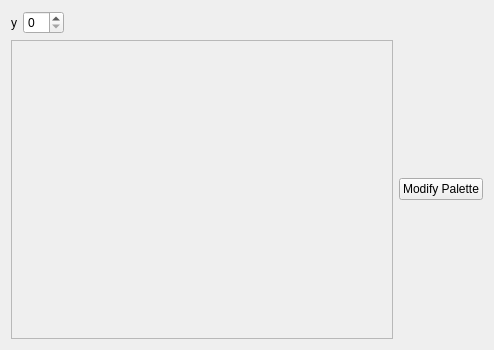
The window that src/qt/blockshowui.ui (DreamHelium/dhlrc) describes before a commit, drawn with Qt 5.
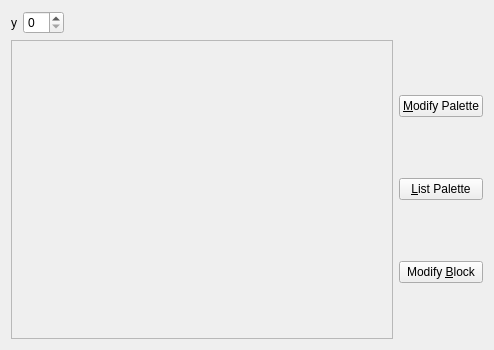
The same window after the commit.

The edit to the form file:
```diff
--- a/src/qt/blockshowui.ui
+++ b/src/qt/blockshowui.ui
@@ -61,11 +61,29 @@
       </widget>
      </item>
      <item>
-      <widget class="QPushButton" name="pushButton">
-       <property name="text">
-        <string>Modify Palette</string>
-       </property>
-      </widget>
+      <layout class="QVBoxLayout" name="verticalLayout_2">
+       <item>
+        <widget class="QPushButton" name="mpBtn">
+         <property name="text">
+          <string>&amp;Modify Palette</string>
+         </property>
+        </widget>
+       </item>
+       <item>
+        <widget class="QPushButton" name="lpBtn">
+         <property name="text">
+          <string>&amp;List Palette</string>
+         </property>
+        </widget>
+       </item>
+       <item>
+        <widget class="QPushButton" name="mbBtn">
+         <property name="text">
+          <string>Modify &amp;Block</string>
+         </property>
+        </widget>
+       </item>
+      </layout>
      </item>
     </layout>
    </item>
```
Left out of the diff: 4 changed lines with no effect on the pictures.
